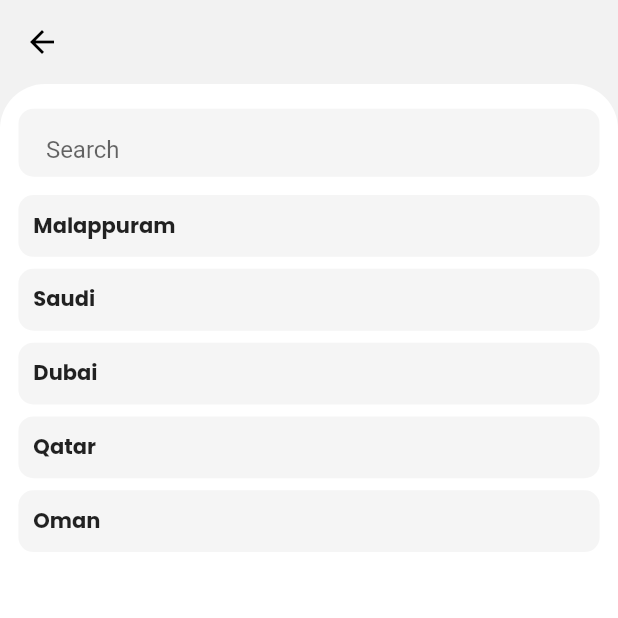
After one commit to razeenakk1/test, a Flutter app: the ListAreaScreeen screen opened directly, on a phone screen of 412 x 824 dp, the top half of it. The commit adds this screen. Run offline on Flutter 3.47's test engine with Material 2 defaults, Android fonts, the phone set to English and light mode, and no system bars; our stand-ins replace bloc, camera, carousel_slider, flutter_bloc, google_fonts, image_picker and 3 more; accounts and stored records are empty.

Commit message:
ui completed

```diff
--- /dev/null
+++ b/lib/TopUpScreen/Settings Screen/Sections/Accounts/Ledgers_Secrion/Edit Ledger/list_area_screen.dart
@@ -0,0 +1,91 @@
+import 'package:flutter/material.dart';
+import 'package:google_fonts/google_fonts.dart';
+
+import '../../../../../Constens/constens.dart';
+import '../../../../../Widgets/appbar_widget.dart';
+import '../../../../../Widgets/search_widget.dart';
+
+class ListAreaScreeen extends StatelessWidget {
+   ListAreaScreeen({Key? key}) : super(key: key);
+
+
+  final particulars = [
+    "Malappuram",
+    "Saudi",
+    "Dubai",
+    "Qatar",
+    "Oman",
+  ];
+  final TextEditingController searchController = TextEditingController();
+
+
+  @override
+  Widget build(BuildContext context) {
+    final mHeight = MediaQuery.of(context).size.height;
+    final mWidth = MediaQuery.of(context).size.width;
+    return Scaffold(
+      appBar: appBar(appBarTitle: ""),
+      backgroundColor: backGroundColor,
+      body: Container(
+        padding: EdgeInsets.only(left: mWidth * .02, right: mWidth * .02),
+        height: mHeight,
+        decoration:containerDecoration,
+        child: ListView(
+          shrinkWrap: true,
+          physics: const BouncingScrollPhysics(),
+          children: [
+            SizedBox(height: mHeight*.02,),
+            SearchFieldWidget(mHeight: mHeight, hintText: 'Search', controller: searchController,),
+            SizedBox(height: mHeight * .01),
+            ListView.builder(
+                shrinkWrap: true,
+                physics: const NeverScrollableScrollPhysics(),
+                itemCount: particulars.length,
+                itemBuilder: (BuildContext context ,int index){
+                  return GestureDetector(
+                    onTap: (){
+                      var items = [
+                        "Malappuram",
+                        "Saudi",
+                        "Dubai",
+                        "Qatar",
+                        "Oman",
+                      ];
+                      var groupId = [
+                        1,
+                        2,
+                        3,
+                        4,
+                        5,
+                      ];
+                      print(items[index]);
+                      print("${groupId[index]}");
+                      Navigator.pop(context, [items[index],groupId[index]],);
+                    },
+
+                    child: Card(
+                      elevation: 0,
+                      child: Container(
+                          height: mHeight*.05,
+                          decoration: BoxDecoration(
+                            color: const Color(0xffF5F5F5),
+                            borderRadius: BorderRadius.circular(10),),
+                          child: Container(
+                            padding: const EdgeInsets.all(10),
+                            child: Text(particulars[index],textAlign: TextAlign.start,  style: GoogleFonts.poppins(textStyle: const TextStyle(fontWeight: FontWeight.bold),)),
+
+                          ) ),
+                    ),
+                  );
+                }),
+          ],
+        ),
+      ),
+
+
+
+
+
+    );
+  }
+}
--- a/lib/TopUpScreen/Settings Screen/Sections/TaxScreen/Class/tax_bottom_sheet_class.dart
+++ b/lib/TopUpScreen/Settings Screen/Sections/TaxScreen/Class/tax_bottom_sheet_class.dart
@@ -43,7 +43,7 @@ class TaxBottomSheetClass {
                     }, textInputAction: TextInputAction.next,
                   ),
                   TextFieldWidget(
-                    controller: salesTaxController,
+                    controller:  salesTaxController  ,
                     labelText: 'Sales Tax',
                     validator: (val) {
                       if (val == null || val.isEmpty) {
--- a/lib/TopUpScreen/Settings Screen/Sections/UserSection/Users/add_and_edit_user_screen.dart
+++ b/lib/TopUpScreen/Settings Screen/Sections/UserSection/Users/add_and_edit_user_screen.dart
@@ -101,7 +101,7 @@ class _AddAndEitUserState extends State<AddAndEitUser> {
                     print("after");
                   },
                   child: share_button_widget(mHeight: mHeight, mWidth: mWidth),
-                ):SizedBox()
+                ):const SizedBox()
               ),
             ]),
             body: Container(
```
Also changed, not shown: lib/TopUpScreen/Settings Screen/Sections/Accounts/Ledgers_Secrion/Edit Ledger/add_address_screen.dart (added, +125 -0 lines), lib/TopUpScreen/Settings Screen/Sections/Accounts/Ledgers_Secrion/Edit Ledger/edit_address_screen.dart (deleted, +0 -104 lines), lib/TopUpScreen/Settings Screen/Sections/Accounts/Ledgers_Secrion/create_and_edit_ledger_screen.dart (+16 -30 lines), lib/TopUpScreen/Settings Screen/Sections/UserSection/Users/user_list_screen.dart (+5 -5 lines).
